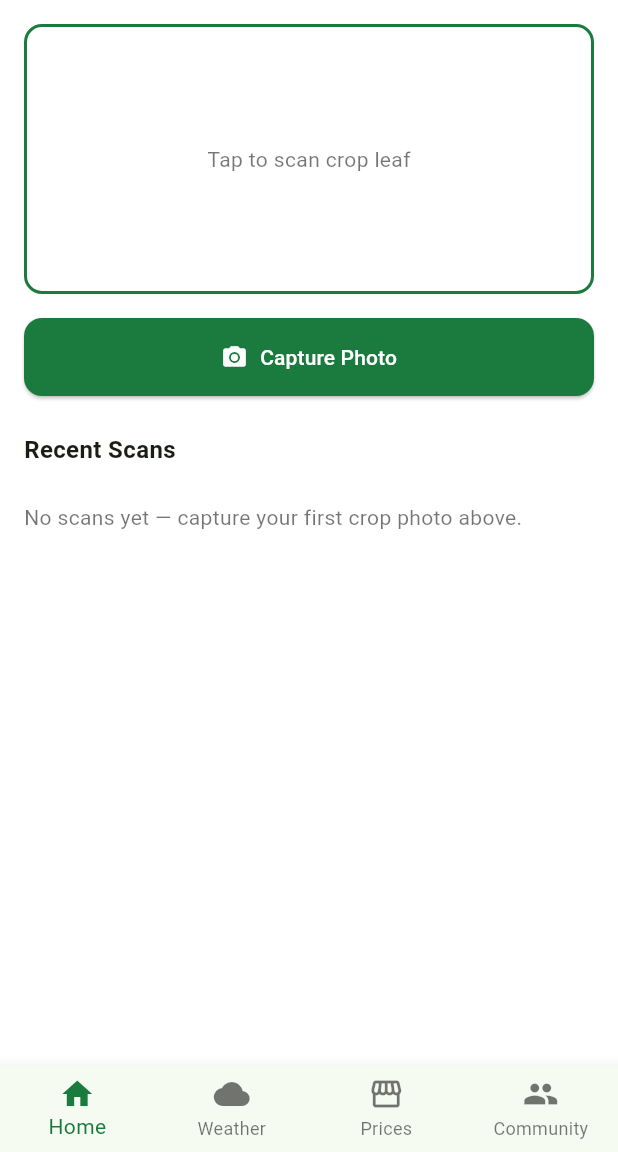
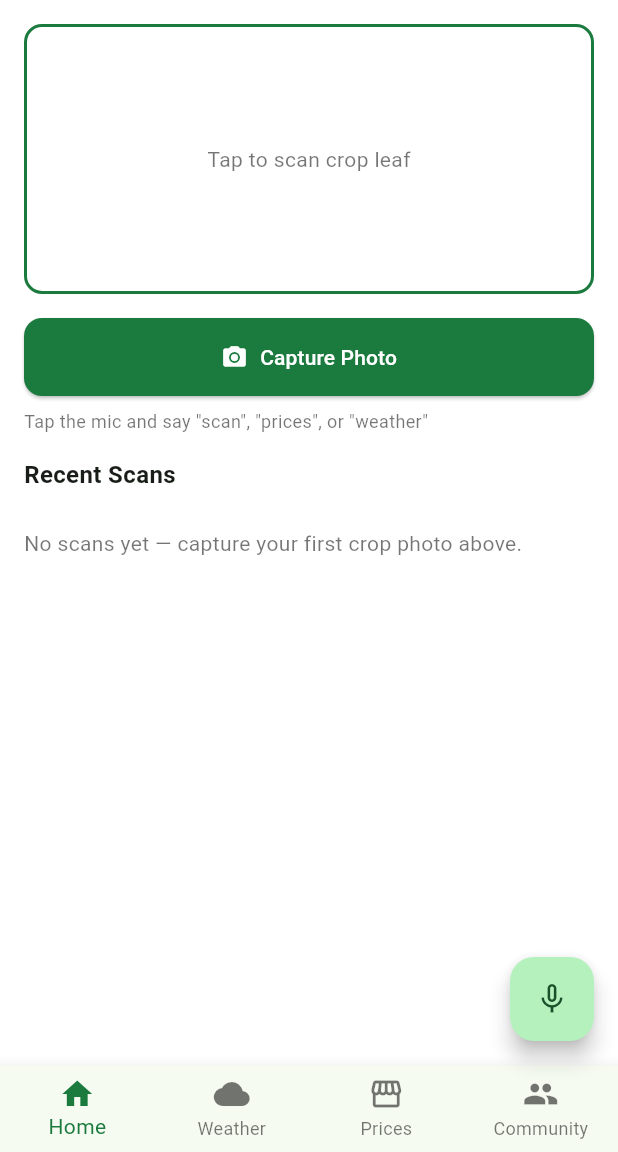
Before and after one commit to Manan9618/AgriSense-Project, a Flutter app: the screen it shows after launch, on a phone screen of 412 x 824 dp, the part 84-1236 px from its top. Run offline on Flutter 3.47's test engine with Material 3 defaults, Android fonts, the phone set to English and light mode, and no system bars; our stand-ins replace camera, flutter_tts, speech_to_text; missing offline and left inert: tflite_flutter.

Commit message:
Week 8: voice-first UI — TTS advisory readback + voice command navigation
- mobile/lib/services/tts_service.dart: wraps flutter_tts for the "Hear
  Advice in {language}" button on the Diagnosis Result screen (matches
  the project plan's sample UI). Tested for real by mocking flutter_tts's
  actual platform channel and asserting on the real setLanguage/speak
  call sequence, not a hand-rolled fake
- mobile/lib/core/voice_command_parser.dart: keyword-based command
  parsing (scan/prices/weather/community) across English/Hindi/Gujarati —
  deliberately simple, no NLU or network call, so a farmer can learn
  exactly which words work. 14 tests across all 3 languages + edge cases
- mobile/lib/services/voice_command_source.dart +
  speech_to_text_voice_command_source.dart: VoiceCommandSource interface,
  same interface-plus-fake pattern as PhotoCaptureSource (ADR 0006) —
  speech_to_text's permission-gated continuous listening can't be
  meaningfully mocked the way flutter_tts's simple channel can, so tests
  use FakeVoiceCommandSource instead
- Wired a mic FloatingActionButton into HomeScreen: listen -> parse ->
  navigate (scan/prices) or snackbar (weather/community still
  placeholders, unchanged from Weeks 6/14)
- AppLanguage enum gained ttsLocale/sttLocale fields, consolidating what
  was becoming per-service locale-mapping duplication
- 17 new mobile tests (29 total, 1 self-skipping)
- docs/adr/0009 covers the asymmetric TTS-vs-STT testing rationale

Co-Authored-By: Claude Sonnet 5 <noreply@anthropic.com>

```diff
--- a/mobile/lib/app.dart
+++ b/mobile/lib/app.dart
@@ -7,6 +7,9 @@ import 'services/camera_photo_capture_source.dart';
 import 'services/inference_service.dart';
 import 'services/photo_capture_source.dart';
 import 'services/price_provider.dart';
+import 'services/speech_to_text_voice_command_source.dart';
+import 'services/tts_service.dart';
+import 'services/voice_command_source.dart';
 import 'state/language_provider.dart';
 import 'state/scan_history_provider.dart';
 import 'theme/app_theme.dart';
@@ -17,19 +20,27 @@ import 'theme/app_theme.dart';
 /// backend URL supplied here once one exists.
 const _devBackendBaseUrl = 'http://10.0.2.2:8000';
 
-/// Root widget. [photoCaptureSource] and [priceProvider] default to the
-/// real implementations but are overridable so widget tests can inject
-/// fakes instead of driving actual camera hardware / network calls.
+/// Root widget. [photoCaptureSource], [priceProvider], [ttsService] and
+/// [voiceCommandSource] default to the real implementations but are
+/// overridable so widget tests can inject fakes instead of driving actual
+/// camera/microphone hardware or network calls.
 class AgriSenseApp extends StatelessWidget {
   AgriSenseApp({
     super.key,
     this.photoCaptureSource = const CameraPhotoCaptureSource(),
     PriceProvider? priceProvider,
+    TtsService? ttsService,
+    VoiceCommandSource? voiceCommandSource,
   }) : priceProvider =
-           priceProvider ?? HttpPriceProvider(baseUrl: _devBackendBaseUrl);
+           priceProvider ?? HttpPriceProvider(baseUrl: _devBackendBaseUrl),
+       ttsService = ttsService ?? TtsService(),
+       voiceCommandSource =
+           voiceCommandSource ?? SpeechToTextVoiceCommandSource();
 
   final PhotoCaptureSource photoCaptureSource;
   final PriceProvider priceProvider;
+  final TtsService ttsService;
+  final VoiceCommandSource voiceCommandSource;
 
   @override
   Widget build(BuildContext context) {
@@ -44,6 +55,8 @@ class AgriSenseApp extends StatelessWidget {
         home: _AppRoot(
           photoCaptureSource: photoCaptureSource,
           priceProvider: priceProvider,
+          ttsService: ttsService,
+          voiceCommandSource: voiceCommandSource,
         ),
       ),
     );
@@ -64,10 +77,14 @@ class _AppRoot extends StatefulWidget {
   const _AppRoot({
     required this.photoCaptureSource,
     required this.priceProvider,
+    required this.ttsService,
+    required this.voiceCommandSource,
   });
 
   final PhotoCaptureSource photoCaptureSource;
   final PriceProvider priceProvider;
+  final TtsService ttsService;
+  final VoiceCommandSource voiceCommandSource;
 
   @override
   State<_AppRoot> createState() => _AppRootState();
@@ -108,6 +125,8 @@ class _AppRootState extends State<_AppRoot> {
           advisoryService: snapshot.data!.advisoryService,
           photoCaptureSource: widget.photoCaptureSource,
           priceProvider: widget.priceProvider,
+          ttsService: widget.ttsService,
+          voiceCommandSource: widget.voiceCommandSource,
         );
       },
     );
--- /dev/null
+++ b/mobile/lib/core/voice_command_parser.dart
@@ -0,0 +1,47 @@
+import '../state/app_language.dart';
+
+/// A recognized voice command's target action. Matches the bottom nav's
+/// four tabs (VoiceNavigator component spec, docs/classes.md: "Voice
+/// command -> App navigation action").
+enum VoiceIntent { scan, prices, weather, community }
+
+const Map<AppLanguage, Map<VoiceIntent, List<String>>> _keywords = {
+  AppLanguage.english: {
+    VoiceIntent.scan: ['scan', 'photo', 'capture', 'diagnose'],
+    VoiceIntent.prices: ['price', 'prices', 'market', 'mandi'],
+    VoiceIntent.weather: ['weather', 'forecast', 'rain'],
+    VoiceIntent.community: ['community', 'question', 'ask'],
+  },
+  AppLanguage.hindi: {
+    VoiceIntent.scan: ['स्कैन', 'फोटो', 'तस्वीर'],
+    VoiceIntent.prices: ['भाव', 'बाज़ार', 'बाजार', 'मंडी'],
+    VoiceIntent.weather: ['मौसम', 'बारिश'],
+    VoiceIntent.community: ['समुदाय', 'सवाल'],
+  },
+  AppLanguage.gujarati: {
+    VoiceIntent.scan: ['સ્કેન', 'ફોટો', 'તસવીર'],
+    VoiceIntent.prices: ['ભાવ', 'બજાર', 'મંડી'],
+    VoiceIntent.weather: ['હવામાન', 'વરસાદ'],
+    VoiceIntent.community: ['સમુદાય', 'પ્રશ્ન'],
+  },
+};
+
+/// Parses recognized speech into a navigation intent by keyword matching —
+/// simple on purpose. Farmers speaking short, direct commands ("scan",
+/// "bhaav", "mausam") don't need NLU/intent-classification overhead; a
+/// keyword match is transparent (a farmer can learn exactly which words
+/// work) and needs no model or network call, keeping it offline-first like
+/// the rest of the app. Returns null when nothing matches, rather than
+/// guessing.
+VoiceIntent? parseVoiceCommand(String recognizedText, AppLanguage language) {
+  final normalized = recognizedText.trim().toLowerCase();
+  if (normalized.isEmpty) return null;
+
+  final keywords = _keywords[language] ?? _keywords[AppLanguage.english]!;
+  for (final entry in keywords.entries) {
+    for (final keyword in entry.value) {
+      if (normalized.contains(keyword.toLowerCase())) return entry.key;
+    }
+  }
+  return null;
+}
--- a/mobile/lib/screens/home_screen.dart
+++ b/mobile/lib/screens/home_screen.dart
@@ -4,20 +4,25 @@ import 'package:flutter/material.dart';
 import 'package:image/image.dart' as img;
 import 'package:provider/provider.dart';
 
+import '../core/voice_command_parser.dart';
 import '../models/scan_record.dart';
+import '../screens/price_comparison_screen.dart';
 import '../services/advisory_service.dart';
 import '../services/inference_service.dart';
 import '../services/photo_capture_source.dart';
 import '../services/price_provider.dart';
+import '../services/tts_service.dart';
+import '../services/voice_command_source.dart';
 import '../state/language_provider.dart';
 import '../state/scan_history_provider.dart';
+import '../theme/app_theme.dart';
 import '../widgets/app_bottom_nav.dart';
 import '../widgets/language_selector.dart';
 import '../widgets/recent_scan_tile.dart';
 import 'diagnosis_result_screen.dart';
 
-/// Home screen: capture flow entry point + recent scan history. Layout
-/// matches the project plan's sample UI (Section 6).
+/// Home screen: capture flow entry point + recent scan history + voice
+/// navigation. Layout matches the project plan's sample UI (Section 6).
 class HomeScreen extends StatefulWidget {
   const HomeScreen({
     super.key,
@@ -25,12 +30,16 @@ class HomeScreen extends StatefulWidget {
     required this.advisoryService,
     required this.photoCaptureSource,
     required this.priceProvider,
+    required this.ttsService,
+    required this.voiceCommandSource,
   });
 
   final InferenceService inferenceService;
   final AdvisoryService advisoryService;
   final PhotoCaptureSource photoCaptureSource;
   final PriceProvider priceProvider;
+  final TtsService ttsService;
+  final VoiceCommandSource voiceCommandSource;
 
   @override
   State<HomeScreen> createState() => _HomeScreenState();
@@ -38,6 +47,7 @@ class HomeScreen extends StatefulWidget {
 
 class _HomeScreenState extends State<HomeScreen> {
   bool _isProcessing = false;
+  bool _isListening = false;
 
   Future<void> _startScan() async {
     final path = await widget.photoCaptureSource.capturePhoto(context);
@@ -75,6 +85,7 @@ class _HomeScreenState extends State<HomeScreen> {
         builder: (_) => DiagnosisResultScreen(
           scan: result,
           advisoryService: widget.advisoryService,
+          ttsService: widget.ttsService,
         ),
       ),
     );
@@ -86,9 +97,47 @@ class _HomeScreenState extends State<HomeScreen> {
         builder: (_) => DiagnosisResultScreen(
           scan: scan,
           advisoryService: widget.advisoryService,
+          ttsService: widget.ttsService,
         ),
       ),
     );
+  }
+
+  Future<void> _handleVoiceCommand() async {
+    final language = context.read<LanguageProvider>().language;
+    final strings = context.read<LanguageProvider>().strings;
+
+    setState(() => _isListening = true);
+    String? recognized;
+    try {
+      recognized = await widget.voiceCommandSource.listen(
+        localeId: language.sttLocale,
+      );
+    } finally {
+      if (mounted) setState(() => _isListening = false);
+    }
+    if (!mounted || recognized == null) return;
+
+    final intent = parseVoiceCommand(recognized, language);
+    switch (intent) {
+      case VoiceIntent.scan:
+        await _startScan();
+      case VoiceIntent.prices:
+        await Navigator.of(context).push(
+          MaterialPageRoute(
+            builder: (_) =>
+                PriceComparisonScreen(priceProvider: widget.priceProvider),
+          ),
+        );
+      case VoiceIntent.weather:
+      case VoiceIntent.community:
+        ScaffoldMessenger.of(context)
+            .showSnackBar(const SnackBar(content: Text('Coming soon')));
+      case null:
+        ScaffoldMessenger.of(context).showSnackBar(
+          SnackBar(content: Text(strings['voiceCommandNotRecognized'])),
+        );
+    }
   }
 
   @override
@@ -135,7 +184,15 @@ class _HomeScreenState extends State<HomeScreen> {
                 : const Icon(Icons.camera_alt),
             label: Text(strings['capturePhoto']),
           ),
-          const SizedBox(height: 24),
+          const SizedBox(height: 8),
+          Text(
+            _isListening ? strings['listening'] : strings['voiceCommandHint'],
+            style: TextStyle(
+              fontSize: 12,
+              color: _isListening ? AppTheme.primaryGreen : Colors.black54,
+            ),
+          ),
+          const SizedBox(height: 16),
           Text(
             strings['recentScans'],
             style: const TextStyle(fontSize: 16, fontWeight: FontWeight.bold),
@@ -156,6 +213,12 @@ class _HomeScreenState extends State<HomeScreen> {
             ),
         ],
       ),
+      floatingActionButton: FloatingActionButton(
+        onPressed: _isListening ? null : _handleVoiceCommand,
+        tooltip: strings['voiceCommandHint'],
+        backgroundColor: _isListening ? Colors.grey : null,
+        child: Icon(_isListening ? Icons.mic : Icons.mic_none),
+      ),
       bottomNavigationBar: AppBottomNav(
         strings: strings,
         priceProvider: widget.priceProvider,
--- /dev/null
+++ b/mobile/lib/services/tts_service.dart
@@ -0,0 +1,22 @@
+import 'package:flutter_tts/flutter_tts.dart';
+
+import '../state/app_language.dart';
+
+/// Wraps FlutterTts for advisory readback ("Hear Advice in Gujarati" on the
+/// Diagnosis Result screen, per the project plan's sample UI). Real
+/// implementation only — flutter_tts's platform channel is a simple,
+/// stateless call/response (unlike speech_to_text's permission-gated
+/// continuous listening), so it's mocked at the channel level in tests
+/// rather than needing a separate fake implementation.
+class TtsService {
+  TtsService({FlutterTts? flutterTts}) : _tts = flutterTts ?? FlutterTts();
+
+  final FlutterTts _tts;
+
+  Future<void> speak(String text, AppLanguage language) async {
+    await _tts.setLanguage(language.ttsLocale);
+    await _tts.speak(text);
+  }
+
+  Future<void> stop() => _tts.stop();
+}
--- /dev/null
+++ b/mobile/lib/services/voice_command_source.dart
@@ -0,0 +1,14 @@
+/// Abstraction over "listen for one spoken command and return the
+/// recognized text" — same interface-plus-fake pattern as
+/// PhotoCaptureSource (Week 4, docs/adr/0006): speech_to_text's platform
+/// channel is permission-gated and continuous (unlike flutter_tts's
+/// simple call/response, which is mocked directly in tts_service_test.dart),
+/// so meaningfully simulating it would amount to re-implementing a fake
+/// anyway. [SpeechToTextVoiceCommandSource] is the real implementation,
+/// untested here the same way CameraPhotoCaptureSource is — needs an
+/// actual device/microphone to verify.
+abstract class VoiceCommandSource {
+  /// Returns the recognized words, or null if nothing was recognized
+  /// (silence, timeout, permission denied, no microphone).
+  Future<String?> listen({required String localeId});
+}
--- a/mobile/lib/state/app_language.dart
+++ b/mobile/lib/state/app_language.dart
@@ -3,14 +3,42 @@
 /// which reads the same content/treatment_recommendations.json the backend
 /// seeds TreatmentRecommendation from.
 enum AppLanguage {
-  english(code: 'en', displayName: 'English'),
-  hindi(code: 'hi', displayName: 'हिन्दी'),
-  gujarati(code: 'gu', displayName: 'ગુજરાતી');
+  english(
+    code: 'en',
+    displayName: 'English',
+    ttsLocale: 'en-IN',
+    sttLocale: 'en_IN',
+  ),
+  hindi(
+    code: 'hi',
+    displayName: 'हिन्दी',
+    ttsLocale: 'hi-IN',
+    sttLocale: 'hi_IN',
+  ),
+  gujarati(
+    code: 'gu',
+    displayName: 'ગુજરાતી',
+    ttsLocale: 'gu-IN',
+    sttLocale: 'gu_IN',
+  );
 
-  const AppLanguage({required this.code, required this.displayName});
+  const AppLanguage({
+    required this.code,
+    required this.displayName,
+    required this.ttsLocale,
+    required this.sttLocale,
+  });
 
   final String code;
   final String displayName;
+
+  /// Locale flutter_tts expects (Week 8) — a full BCP-47-ish tag, not just
+  /// [code], since TTS engines need it to pick the right voice.
+  final String ttsLocale;
+
+  /// Locale speech_to_text expects (Week 8) — underscore-separated, per
+  /// Android's Locale convention.
+  final String sttLocale;
 }
 
 /// UI chrome strings, keyed by [AppLanguage]. Deliberately small and
@@ -52,6 +80,11 @@ class AppStrings {
     'noPricesFound': 'No prices found for this crop/location.',
     'perQuintal': '/quintal',
     'bestPrice': 'Best price',
+    'hearAdviceIn': 'Hear Advice in {lang}',
+    'listening': 'Listening…',
+    'voiceCommandHint': 'Tap the mic and say "scan", "prices", or "weather"',
+    'voiceCommandNotRecognized':
+        'Didn\'t catch a command — try "scan" or "prices".',
   };
 
   static const _hi = {
@@ -84,6 +117,10 @@ class AppStrings {
     'noPricesFound': 'इस फसल/स्थान के लिए कोई भाव नहीं मिला।',
     'perQuintal': '/क्विंटल',
     'bestPrice': 'सबसे अच्छा भाव',
+    'hearAdviceIn': '{lang} में सलाह सुनें',
+    'listening': 'सुन रहा है…',
+    'voiceCommandHint': 'माइक दबाएं और "स्कैन" या "भाव" बोलें',
+    'voiceCommandNotRecognized': 'कमांड समझ नहीं आया — "स्कैन" या "भाव" कहें।',
   };
 
   static const _gu = {
@@ -116,6 +153,10 @@ class AppStrings {
     'noPricesFound': 'આ પાક/સ્થાન માટે કોઈ ભાવ મળ્યો નથી.',
     'perQuintal': '/ક્વિન્ટલ',
     'bestPrice': 'શ્રેષ્ઠ ભાવ',
+    'hearAdviceIn': '{lang} માં સલાહ સાંભળો',
+    'listening': 'સાંભળી રહ્યું છે…',
+    'voiceCommandHint': 'માઇક દબાવો અને "સ્કેન" અથવા "ભાવ" બોલો',
+    'voiceCommandNotRecognized': 'આદેશ સમજાયો નહીં — "સ્કેન" અથવા "ભાવ" કહો.',
   };
 
   static const Map<AppLanguage, AppStrings> _byLanguage = {
--- a/mobile/pubspec.yaml
+++ b/mobile/pubspec.yaml
@@ -40,6 +40,8 @@ dependencies:
   provider: ^6.1.5+1
   path_provider: ^2.1.6
   http: ^1.6.0
+  flutter_tts: ^4.2.5
+  speech_to_text: ^7.4.0
 
 dev_dependencies:
   flutter_test:
```
Also changed, not shown: mobile/lib/screens/diagnosis_result_screen.dart (+20 -3 lines), mobile/lib/services/speech_to_text_voice_command_source.dart (added, +46 -0 lines), mobile/pubspec.lock, 7 other files.
